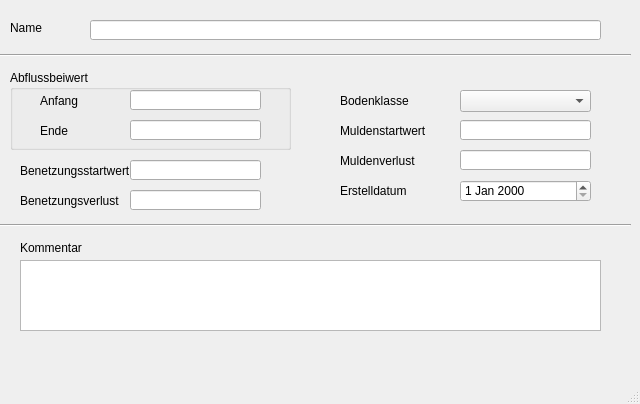
The window that templates/abflussparameter.ui (hoettges/QKan) describes before a commit, drawn with Qt 5.
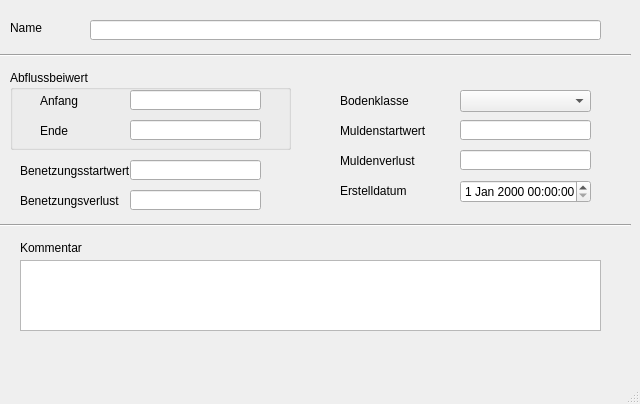
The same window after the commit. Custom widgets are drawn as their Qt base class.

Patch:
```diff
--- a/templates/abflussparameter.ui
+++ b/templates/abflussparameter.ui
@@ -263,16 +263,6 @@
      </rect>
     </property>
    </widget>
-   <widget class="QDateEdit" name="createdat">
-    <property name="geometry">
-     <rect>
-      <x>460</x>
-      <y>180</y>
-      <width>131</width>
-      <height>22</height>
-     </rect>
-    </property>
-   </widget>
    <widget class="QTextEdit" name="kommentar">
     <property name="geometry">
      <rect>
@@ -283,6 +273,16 @@
      </rect>
     </property>
    </widget>
+   <widget class="QgsDateTimeEdit" name="createdat">
+    <property name="geometry">
+     <rect>
+      <x>460</x>
+      <y>180</y>
+      <width>131</width>
+      <height>23</height>
+     </rect>
+    </property>
+   </widget>
   </widget>
   <widget class="QMenuBar" name="menubar">
    <property name="geometry">
@@ -296,6 +296,13 @@
   </widget>
   <widget class="QStatusBar" name="statusbar"/>
  </widget>
+ <customwidgets>
+  <customwidget>
+   <class>QgsDateTimeEdit</class>
+   <extends>QDateTimeEdit</extends>
+   <header>qgsdatetimeedit.h</header>
+  </customwidget>
+ </customwidgets>
  <resources/>
  <connections/>
 </ui>
```
